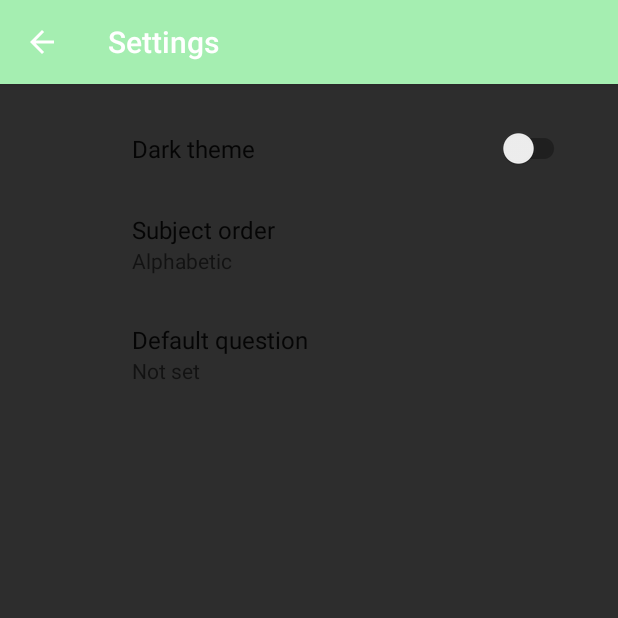
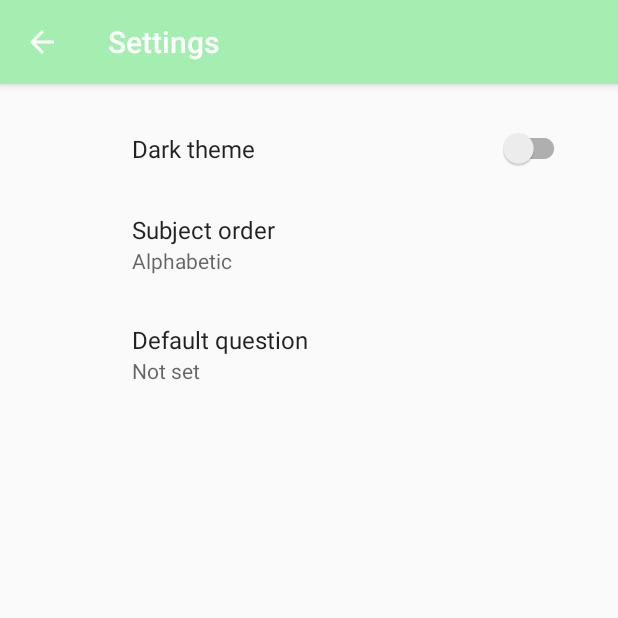
Before and after one commit to Yee-Millennium/Memora, an Android app: the SettingsActivity screen opened directly, with no data from a screen before it, on a phone screen of 412 x 824 dp, the top half of it. Run offline under Robolectric (Android 15) with nearby library versions, the phone set to English and light mode, and no system bars; our stand-ins replace androidx.preference.

Commit message:
feat: refine the color scheme

```diff
--- a/app/src/main/res/layout/item_chat_assistant.xml
+++ b/app/src/main/res/layout/item_chat_assistant.xml
@@ -10,7 +10,6 @@
         android:id="@+id/message_text"
         android:layout_width="wrap_content"
         android:layout_height="wrap_content"
-        android:background="@drawable/check"
         android:padding="12dp" />
 
     <TextView
--- a/app/src/main/res/layout/item_chat_user.xml
+++ b/app/src/main/res/layout/item_chat_user.xml
@@ -10,8 +10,7 @@
         android:id="@+id/message_text"
         android:layout_width="wrap_content"
         android:layout_height="wrap_content"
-        android:padding="12dp"
-        android:textColor="@android:color/black" />
+        android:padding="12dp" />
 
     <TextView
         android:id="@+id/timestamp_text"
--- a/app/src/main/res/layout/settings_activity.xml
+++ b/app/src/main/res/layout/settings_activity.xml
@@ -4,17 +4,7 @@
     android:layout_height="match_parent"
     xmlns:app="http://schemas.android.com/apk/res-auto"
     android:orientation="vertical"
-    android:background="#2D2D2D"
     android:padding="16dp">
-
-<!--        &lt;!&ndash; Toolbar &ndash;&gt;-->
-<!--        <androidx.appcompat.widget.Toolbar-->
-<!--            android:id="@+id/settings_toolbar"-->
-<!--            android:layout_width="match_parent"-->
-<!--            android:layout_height="?attr/actionBarSize"-->
-<!--            android:background="?attr/colorPrimary"-->
-<!--            app:title="Settings"-->
-<!--            app:titleTextColor="@android:color/white" />-->
 
         <!-- Fragment Container -->
         <FrameLayout
@@ -23,52 +13,4 @@
             android:layout_height="0dp"
             android:layout_weight="1" />
 
-<!--    <TextView-->
-<!--        android:id="@+id/label_settings"-->
-<!--        android:layout_width="wrap_content"-->
-<!--        android:layout_height="wrap_content"-->
-<!--        android:text="Settings"-->
-<!--        android:textSize="20sp"-->
-<!--        android:textColor="#FFFFFF"-->
-<!--        android:paddingBottom="16dp" />-->
-
-<!--        <Switch-->
-<!--            android:id="@+id/switch_dark_theme"-->
-<!--            android:layout_width="match_parent"-->
-<!--            android:layout_height="wrap_content"-->
-<!--            android:text="Dark theme"-->
-<!--            android:textColor="#FFFFFF"-->
-<!--            android:checked="true" />-->
-
-<!--    <TextView-->
-<!--        android:id="@+id/subject_order_title"-->
-<!--        android:layout_width="match_parent"-->
-<!--        android:layout_height="wrap_content"-->
-<!--        android:text="Subject order"-->
-<!--        android:textColor="#FFFFFF"-->
-<!--        android:paddingTop="16dp" />-->
-
-<!--    <TextView-->
-<!--        android:id="@+id/subject_order_value"-->
-<!--        android:layout_width="match_parent"-->
-<!--        android:layout_height="wrap_content"-->
-<!--        android:text="Alphabetic"-->
-<!--        android:textColor="#AAAAAA"-->
-<!--        android:paddingBottom="16dp" />-->
-
-<!--    <TextView-->
-<!--        android:id="@+id/default_question_title"-->
-<!--        android:layout_width="match_parent"-->
-<!--        android:layout_height="wrap_content"-->
-<!--        android:text="Default question"-->
-<!--        android:textColor="#FFFFFF"-->
-<!--        android:paddingTop="8dp" />-->
-
-<!--    <TextView-->
-<!--        android:id="@+id/default_question_value"-->
-<!--        android:layout_width="match_parent"-->
-<!--        android:layout_height="wrap_content"-->
-<!--        android:text="Not set"-->
-<!--        android:textColor="#AAAAAA" />-->
-
 </LinearLayout>
--- a/app/src/main/res/values-night/themes.xml
+++ b/app/src/main/res/values-night/themes.xml
@@ -5,4 +5,3 @@
         <item name="colorAccent">@color/blue_900</item>
     </style>
 </resources>
-    <!-- 6.4 -->
--- a/app/src/main/res/values/colors.xml
+++ b/app/src/main/res/values/colors.xml
@@ -26,5 +26,3 @@
         <item>#F3E5F5</item>
     </array>
 </resources>
-
-    <!-- 6.4 -->
--- a/app/src/main/res/values/themes.xml
+++ b/app/src/main/res/values/themes.xml
@@ -24,5 +24,3 @@
         <item name="android:layout_marginLeft">20dp</item>
     </style>
 </resources>
-
-    <!-- 6.4 -->
```
